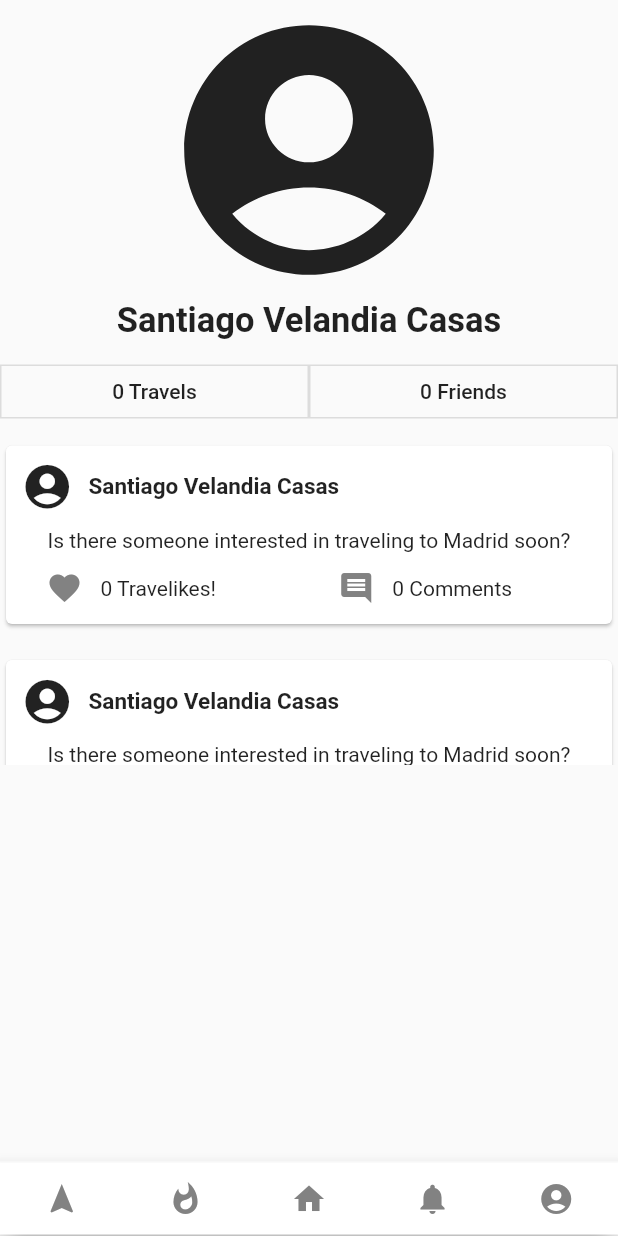
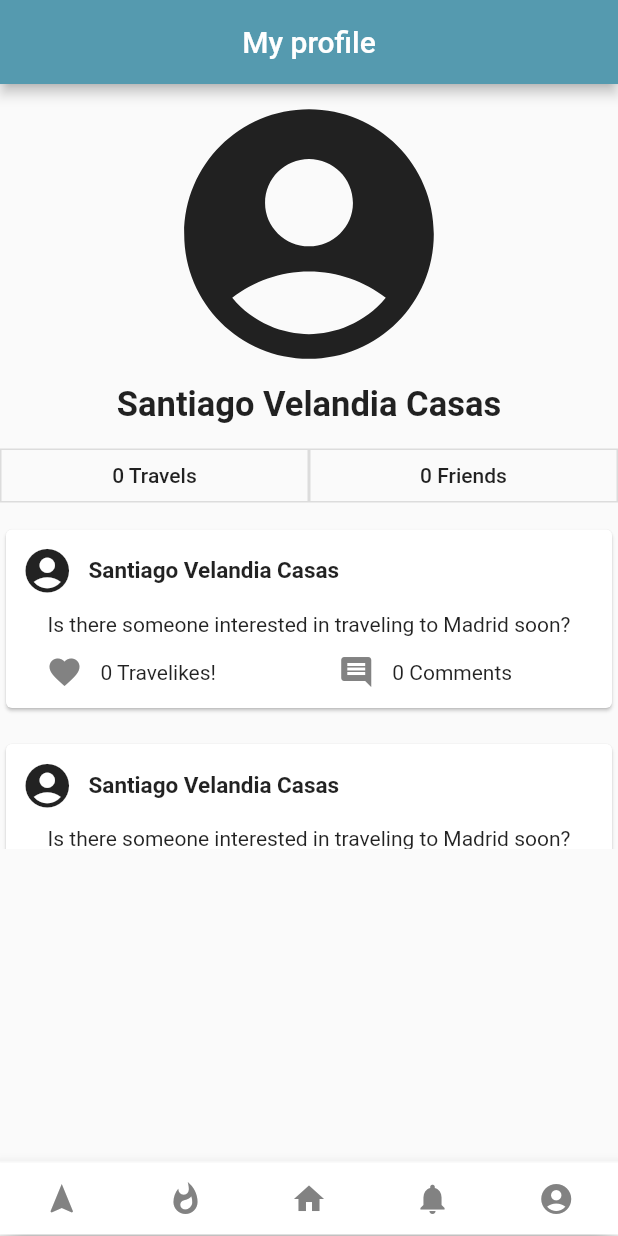
Before and after one commit to hackathoneando/WeTripOut, a Flutter app: the screen it shows after launch, item 5 of the bottom bar chosen, on a phone screen of 412 x 824 dp. Run offline on Flutter 3.47's test engine with Material 2 defaults, Android fonts, the phone set to English and light mode, and no system bars; our stand-ins replace font_awesome_flutter; project files that could hold a hidden picture were left out.

Commit message:
My profile screen completed

```diff
--- a/UNicode/we_trip_out/lib/ui/screens/body_screens/profile/profile_body.dart
+++ b/UNicode/we_trip_out/lib/ui/screens/body_screens/profile/profile_body.dart
@@ -1,12 +1,12 @@
 import 'package:flutter/material.dart';
 import 'package:we_trip_out/ui/screens/body_screens/home/home_list_body.dart';
 
-class ProfileScreen extends StatefulWidget{
+class ProfileBody extends StatefulWidget{
   @override
-  State<StatefulWidget> createState() => _ProfileScreenState();
+  State<StatefulWidget> createState() => _ProfileBodyState();
 }
 
-class _ProfileScreenState extends State<ProfileScreen>{
+class _ProfileBodyState extends State<ProfileBody>{
 
   var profilePicture = Icons.account_circle;
   var name = Text(
@@ -18,10 +18,17 @@ class _ProfileScreenState extends State<ProfileScreen>{
   );
   var travels = 0;
   var friends = 0;
+  final topBar = new AppBar(
+    backgroundColor: new Color(0xff559AAF),
+    elevation: 3.5,
+    title: Center(child: Text('My profile')),
+  );
 
   @override
   Widget build(BuildContext context) {
-    return Container(
+    return Scaffold(
+      appBar: topBar,
+      body: Container(
         child: Column(
           children: <Widget>[
             Container(
@@ -72,7 +79,9 @@ class _ProfileScreenState extends State<ProfileScreen>{
             )
           ],
         ),
+      ),
     );
+
   }
 
 }
--- a/UNicode/we_trip_out/lib/ui/screens/home_screen.dart
+++ b/UNicode/we_trip_out/lib/ui/screens/home_screen.dart
@@ -1,6 +1,5 @@
 import 'package:flutter/material.dart';
 import 'package:we_trip_out/ui/screens/body_screens/home/home_body.dart';
-import 'package:we_trip_out/ui/screens/body_screens/home/home_list_body.dart';
 import 'package:we_trip_out/ui/screens/body_screens/profile/profile_body.dart';
 
 class HomeScreen extends StatefulWidget{
@@ -14,10 +13,10 @@ class _HomeScreenState extends State<HomeScreen> {
 
   final _widgetOptions = [
     Text('Index 0: My Trips'),
-    new HomeList(),
+    new HomeBody(),
     new HomeBody(),
     Text('Index 3: Notifications'),
-    new ProfileScreen(),
+    new ProfileBody(),
   ];
 
   int _selectedIndex = 2;
```
Lines whose indentation alone changed are shown as unchanged.
